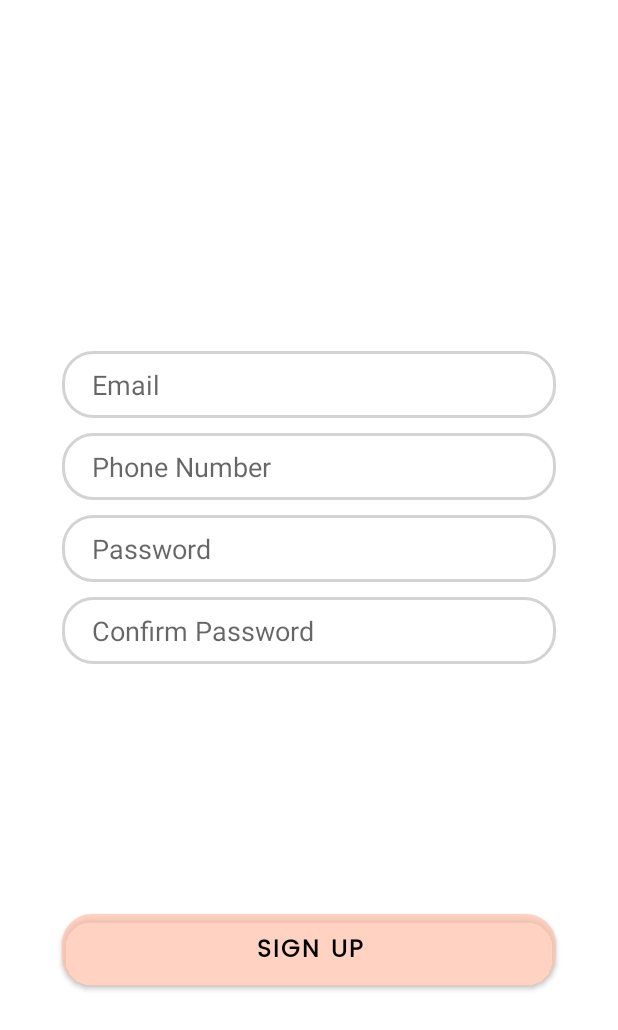
After one commit to MikeBrandon/ReciPie, an Android app: the fragment SignupTabFragment shown on its own in the app's theme, on a phone screen of 412 x 824 dp. The commit adds this screen. Shown: the top 1030 px of the screen. Run offline under Robolectric (Android 15) with nearby library versions, the phone set to English and light mode, and no system bars; Roboto replaces fonts that are not available here.

Commit message:
Completed Login SignUp Activity Design Completed Login Fragment Completed Signup Fragment

```diff
--- a/av-project/frontend/app/src/main/AndroidManifest.xml
+++ b/av-project/frontend/app/src/main/AndroidManifest.xml
@@ -9,6 +9,7 @@
         android:roundIcon="@raw/pink_logo"
         android:supportsRtl="true"
         android:theme="@style/Theme.ReciPie2">
+        <activity android:name=".LoginSignupActivity"></activity>
         <activity android:name=".IntroActivity">
             <intent-filter>
                 <action android:name="android.intent.action.MAIN" />
@@ -16,7 +17,7 @@
                 <category android:name="android.intent.category.LAUNCHER" />
             </intent-filter>
         </activity>
-        <activity android:name=".MainActivity"></activity>
+        <activity android:name=".MainActivity" />
 
         <meta-data
             android:name="preloaded_fonts"
--- a/av-project/frontend/app/src/main/java/com/scorpysmurf/recipie2/IntroActivity.java
+++ b/av-project/frontend/app/src/main/java/com/scorpysmurf/recipie2/IntroActivity.java
@@ -63,7 +63,7 @@ public class IntroActivity extends AppCompatActivity {
                 if(onBoardingViewPager.getCurrentItem() + 1 < onboardingAdapter.getItemCount()) {
                     onBoardingViewPager.setCurrentItem(onBoardingViewPager.getCurrentItem() + 1);
                 } else {
-                    startActivity(new Intent(getApplicationContext(),MainActivity.class));
+                    startActivity(new Intent(getApplicationContext(),LoginSignupActivity.class));
                     finish();
                 }
             }
--- /dev/null
+++ b/av-project/frontend/app/src/main/java/com/scorpysmurf/recipie2/loginsignup/SignupTabFragment.java
@@ -0,0 +1,24 @@
+package com.scorpysmurf.recipie2.loginsignup;
+
+import android.os.Bundle;
+import android.view.LayoutInflater;
+import android.view.View;
+import android.view.ViewGroup;
+import android.widget.EditText;
+
+import androidx.annotation.NonNull;
+import androidx.annotation.Nullable;
+import androidx.fragment.app.Fragment;
+
+import com.scorpysmurf.recipie2.R;
+
+public class SignupTabFragment extends Fragment {
+
+    @Nullable
+    @Override
+    public View onCreateView(@NonNull LayoutInflater inflater, @Nullable ViewGroup container, @Nullable Bundle savedInstanceState) {
+        ViewGroup root = (ViewGroup) inflater.inflate(R.layout.signup_tab_fragment,container,false);
+
+        return root;
+    }
+}
--- /dev/null
+++ b/av-project/frontend/app/src/main/res/drawable/button_bg.xml
@@ -0,0 +1,8 @@
+<?xml version="1.0" encoding="utf-8"?>
+<shape xmlns:android="http://schemas.android.com/apk/res/android">
+
+    <corners android:radius="20dp" />
+
+    <solid android:color="@color/pink100"/>
+
+</shape>
--- /dev/null
+++ b/av-project/frontend/app/src/main/res/drawable/edit_text_bg.xml
@@ -0,0 +1,9 @@
+<?xml version="1.0" encoding="utf-8"?>
+<shape xmlns:android="http://schemas.android.com/apk/res/android">
+
+    <corners android:radius="20dp" />
+
+    <stroke
+        android:width="2dp"
+        android:color="#D3D3D3"/>
+</shape>
--- a/av-project/frontend/app/src/main/res/layout/activity_intro.xml
+++ b/av-project/frontend/app/src/main/res/layout/activity_intro.xml
@@ -77,7 +77,7 @@
             app:cornerRadius="20dp"
             app:layout_constraintBottom_toBottomOf="parent"
             app:layout_constraintEnd_toEndOf="parent"
-            android:backgroundTint="@color/pink100"/>
+            android:background="@drawable/button_bg"/>
 
         <androidx.viewpager2.widget.ViewPager2
             android:id="@+id/onBoardingViewPager"
--- /dev/null
+++ b/av-project/frontend/app/src/main/res/layout/signup_tab_fragment.xml
@@ -0,0 +1,102 @@
+<?xml version="1.0" encoding="utf-8"?>
+<androidx.constraintlayout.widget.ConstraintLayout xmlns:android="http://schemas.android.com/apk/res/android"
+    android:layout_width="match_parent"
+    android:layout_height="match_parent"
+    xmlns:app="http://schemas.android.com/apk/res-auto">
+
+    <EditText
+        android:id="@+id/email"
+        android:layout_width="0dp"
+        android:layout_height="wrap_content"
+        app:layout_constraintBottom_toBottomOf="parent"
+        app:layout_constraintEnd_toEndOf="parent"
+        app:layout_constraintStart_toStartOf="parent"
+        app:layout_constraintTop_toTopOf="parent"
+        app:layout_constraintWidth_percent=".8"
+        app:layout_constraintVertical_bias=".3"
+        app:layout_constraintHorizontal_bias=".5"
+        android:hint="@string/email"
+        android:paddingLeft="20dp"
+        android:paddingTop="10dp"
+        android:paddingBottom="10dp"
+        android:paddingRight="20dp"
+        android:background="@drawable/edit_text_bg"/>
+
+    <EditText
+        android:id="@+id/password"
+        android:layout_width="0dp"
+        android:layout_height="wrap_content"
+        android:hint="@string/password"
+        android:paddingLeft="20dp"
+        android:paddingTop="10dp"
+        android:paddingRight="20dp"
+        android:paddingBottom="10dp"
+        app:layout_constraintBottom_toBottomOf="parent"
+        app:layout_constraintEnd_toEndOf="parent"
+        app:layout_constraintHorizontal_bias=".5"
+        app:layout_constraintStart_toStartOf="parent"
+        app:layout_constraintTop_toBottomOf="@+id/mobile_number"
+        app:layout_constraintVertical_bias="0"
+        app:layout_constraintWidth_percent=".8"
+        android:layout_marginTop="10dp"
+        android:inputType="textPassword"
+        android:background="@drawable/edit_text_bg"/>
+
+    <EditText
+        android:id="@+id/confirm_password"
+        android:layout_width="0dp"
+        android:layout_height="wrap_content"
+        android:hint="@string/conf_password"
+        android:paddingLeft="20dp"
+        android:paddingTop="10dp"
+        android:paddingRight="20dp"
+        android:paddingBottom="10dp"
+        app:layout_constraintBottom_toBottomOf="parent"
+        app:layout_constraintEnd_toEndOf="parent"
+        app:layout_constraintHorizontal_bias=".5"
+        app:layout_constraintStart_toStartOf="parent"
+        app:layout_constraintTop_toBottomOf="@+id/password"
+        app:layout_constraintVertical_bias="0"
+        app:layout_constraintWidth_percent=".8"
+        android:layout_marginTop="10dp"
+        android:inputType="textPassword"
+        android:background="@drawable/edit_text_bg"/>
+
+    <EditText
+        android:id="@+id/mobile_number"
+        android:layout_width="0dp"
+        android:layout_height="wrap_content"
+        android:hint="@string/mobno"
+        android:paddingLeft="20dp"
+        android:paddingTop="10dp"
+        android:paddingRight="20dp"
+        android:paddingBottom="10dp"
+        app:layout_constraintBottom_toBottomOf="parent"
+        app:layout_constraintEnd_toEndOf="parent"
+        app:layout_constraintHorizontal_bias=".5"
+        app:layout_constraintStart_toStartOf="parent"
+        app:layout_constraintTop_toBottomOf="@+id/email"
+        app:layout_constraintVertical_bias="0"
+        app:layout_constraintWidth_percent=".8"
+        android:layout_marginTop="10dp"
+        android:inputType="phone"
+        android:background="@drawable/edit_text_bg"/>
+
+    <Button
+        android:id="@+id/loginButton"
+        android:layout_width="0dp"
+        android:layout_height="wrap_content"
+        android:background="@drawable/button_bg"
+        android:fontFamily="@font/poppins"
+        android:text="@string/signup"
+        android:textColor="@color/black"
+        android:textSize="16sp"
+        android:textStyle="bold"
+        app:layout_constraintBottom_toBottomOf="parent"
+        app:layout_constraintEnd_toEndOf="parent"
+        app:layout_constraintStart_toStartOf="parent"
+        app:layout_constraintTop_toBottomOf="@+id/confirm_password"
+        app:layout_constraintVertical_bias=".5"
+        app:layout_constraintWidth_percent=".8" />
+
+</androidx.constraintlayout.widget.ConstraintLayout>
--- a/av-project/frontend/app/src/main/res/values/strings.xml
+++ b/av-project/frontend/app/src/main/res/values/strings.xml
@@ -8,4 +8,12 @@
     <string name="obThreeTitle">Plan All Your Meals</string>
     <string name="obThreeDescription">Synchronise your pantry, grocery list and recipes automatically using the Meal Planner</string>
     <string name="start">Start</string>
+    <string name="skip">Skip</string>
+    <string name="login">Login</string>
+    <string name="signup">Sign Up</string>
+    <string name="forgot">Forgot Password?</string>
+    <string name="email">Email</string>
+    <string name="password">Password</string>
+    <string name="conf_password">Confirm Password</string>
+    <string name="mobno">Phone Number</string>
 </resources>
```
Also changed, not shown: av-project/frontend/app/src/main/java/com/scorpysmurf/recipie2/LoginSignupActivity.java (added, +65 -0 lines), av-project/frontend/app/src/main/java/com/scorpysmurf/recipie2/loginsignup/LoginAdapter.java (added, +37 -0 lines), av-project/frontend/app/src/main/java/com/scorpysmurf/recipie2/loginsignup/LoginTabFragment.java (added, +52 -0 lines), av-project/frontend/app/src/main/res/drawable/vie_bg.xml (added, +10 -0 lines), av-project/frontend/app/src/main/res/layout/activity_login_signup.xml (added, +99 -0 lines), av-project/frontend/app/src/main/res/layout/login_tab_fragment.xml (added, +76 -0 lines).
